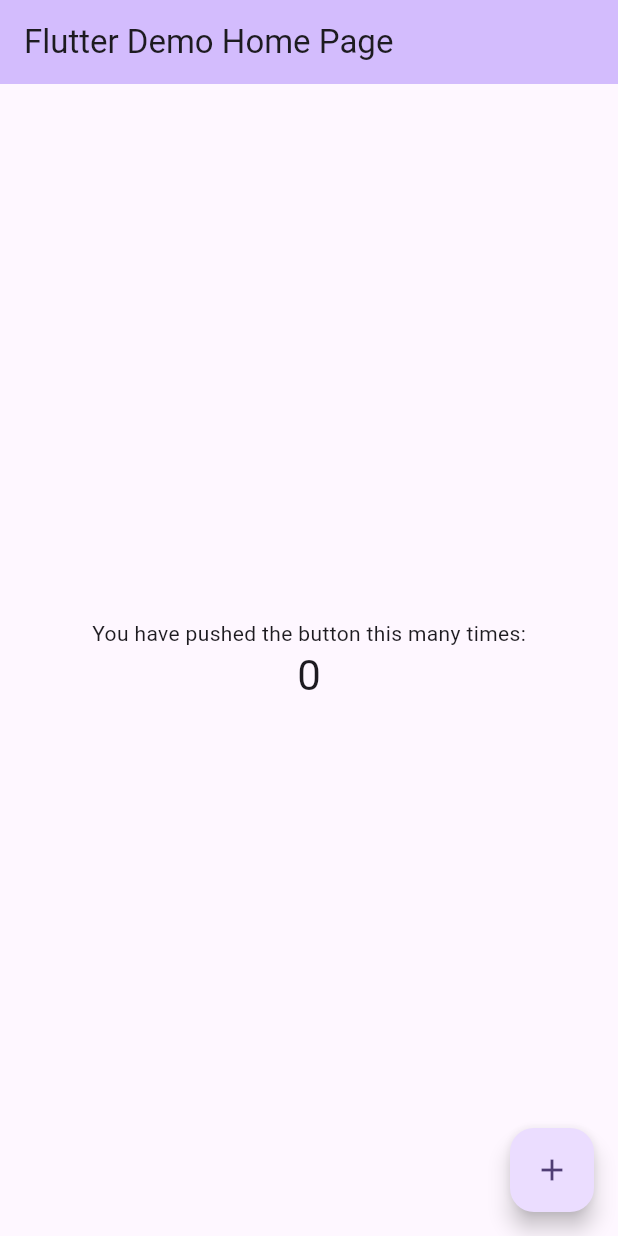
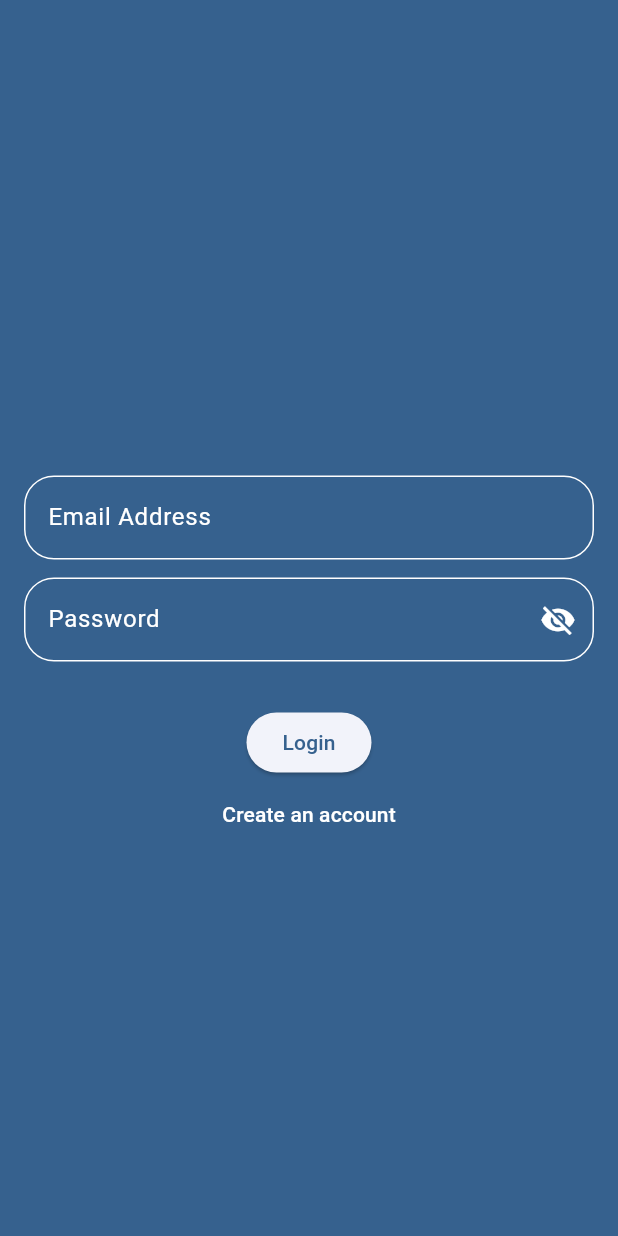
Before and after one commit to Dev-king-coder/zr, a Flutter app: the screen it shows after launch, on a phone screen of 412 x 824 dp. Run offline on Flutter 3.47's test engine with Material 2 defaults, Android fonts, the phone set to English and light mode, and no system bars.

Commit message:
added auth form ui

```diff
--- a/lib/main.dart
+++ b/lib/main.dart
@@ -1,4 +1,5 @@
 import 'package:flutter/material.dart';
+import '../screens/auth.dart';
 
 void main() {
   runApp(const MyApp());
@@ -11,115 +12,12 @@ class MyApp extends StatelessWidget {
   @override
   Widget build(BuildContext context) {
     return MaterialApp(
-      title: 'Flutter Demo',
+      title: 'ZR-App',
       theme: ThemeData(
-        // This is the theme of your application.
-        //
-        // TRY THIS: Try running your application with "flutter run". You'll see
-        // the application has a blue toolbar. Then, without quitting the app,
-        // try changing the seedColor in the colorScheme below to Colors.green
-        // and then invoke "hot reload" (save your changes or press the "hot
-        // reload" button in a Flutter-supported IDE, or press "r" if you used
-        // the command line to start the app).
-        //
-        // Notice that the counter didn't reset back to zero; the application
-        // state is not lost during the reload. To reset the state, use hot
-        // restart instead.
-        //
-        // This works for code too, not just values: Most code changes can be
-        // tested with just a hot reload.
-        colorScheme: ColorScheme.fromSeed(seedColor: Colors.deepPurple),
+        colorScheme: ColorScheme.fromSeed(seedColor: Colors.blue),
         useMaterial3: true,
       ),
-      home: const MyHomePage(title: 'Flutter Demo Home Page'),
+      home: const AuthScreen(),
     );
   }
 }
-
-class MyHomePage extends StatefulWidget {
-  const MyHomePage({super.key, required this.title});
-
-  // This widget is the home page of your application. It is stateful, meaning
-  // that it has a State object (defined below) that contains fields that affect
-  // how it looks.
-
-  // This class is the configuration for the state. It holds the values (in this
-  // case the title) provided by the parent (in this case the App widget) and
-  // used by the build method of the State. Fields in a Widget subclass are
-  // always marked "final".
-
-  final String title;
-
-  @override
-  State<MyHomePage> createState() => _MyHomePageState();
-}
-
-class _MyHomePageState extends State<MyHomePage> {
-  int _counter = 0;
-
-  void _incrementCounter() {
-    setState(() {
-      // This call to setState tells the Flutter framework that something has
-      // changed in this State, which causes it to rerun the build method below
-      // so that the display can reflect the updated values. If we changed
-      // _counter without calling setState(), then the build method would not be
-      // called again, and so nothing would appear to happen.
-      _counter++;
-    });
-  }
-
-  @override
-  Widget build(BuildContext context) {
-    // This method is rerun every time setState is called, for instance as done
-    // by the _incrementCounter method above.
-    //
-    // The Flutter framework has been optimized to make rerunning build methods
-    // fast, so that you can just rebuild anything that needs updating rather
-    // than having to individually change instances of widgets.
-    return Scaffold(
-      appBar: AppBar(
-        // TRY THIS: Try changing the color here to a specific color (to
-        // Colors.amber, perhaps?) and trigger a hot reload to see the AppBar
-        // change color while the other colors stay the same.
-        backgroundColor: Theme.of(context).colorScheme.inversePrimary,
-        // Here we take the value from the MyHomePage object that was created by
-        // the App.build method, and use it to set our appbar title.
-        title: Text(widget.title),
-      ),
-      body: Center(
-        // Center is a layout widget. It takes a single child and positions it
-        // in the middle of the parent.
-        child: Column(
-          // Column is also a layout widget. It takes a list of children and
-          // arranges them vertically. By default, it sizes itself to fit its
-          // children horizontally, and tries to be as tall as its parent.
-          //
-          // Column has various properties to control how it sizes itself and
-          // how it positions its children. Here we use mainAxisAlignment to
-          // center the children vertically; the main axis here is the vertical
-          // axis because Columns are vertical (the cross axis would be
-          // horizontal).
-          //
-          // TRY THIS: Invoke "debug painting" (choose the "Toggle Debug Paint"
-          // action in the IDE, or press "p" in the console), to see the
-          // wireframe for each widget.
-          mainAxisAlignment: MainAxisAlignment.center,
-          children: <Widget>[
-            const Text(
-              'You have pushed the button this many times:',
-            ),
-            Text(
-              '$_counter',
-              style: Theme.of(context).textTheme.headlineMedium,
-            ),
-          ],
-        ),
-      ),
-      floatingActionButton: FloatingActionButton(
-        onPressed: _incrementCounter,
-        tooltip: 'Increment',
-        child: const Icon(Icons.add),
-      ), // This trailing comma makes auto-formatting nicer for build methods.
-    );
-  }
-}
--- /dev/null
+++ b/lib/screens/auth.dart
@@ -0,0 +1,158 @@
+import 'package:flutter/material.dart';
+
+class AuthScreen extends StatefulWidget {
+  const AuthScreen({super.key});
+
+  @override
+  State<AuthScreen> createState() => _AuthScreenState();
+}
+
+class _AuthScreenState extends State<AuthScreen> {
+  bool _isLogin = true;
+  bool _passwordVisibility = false;
+  @override
+  Widget build(BuildContext context) {
+    return Scaffold(
+      backgroundColor: Theme.of(context).colorScheme.primary,
+      body: Center(
+        child: SingleChildScrollView(
+          child: Column(
+            mainAxisAlignment: MainAxisAlignment.center,
+            children: [
+              Container(
+                margin: const EdgeInsets.only(
+                    top: 30, bottom: 30, left: 20, right: 20),
+                width: 200,
+              ),
+              SingleChildScrollView(
+                child: Padding(
+                  padding: const EdgeInsets.all(16),
+                  child: Form(
+                      child: Column(
+                    mainAxisAlignment: MainAxisAlignment.center,
+                    children: [
+                      TextFormField(
+                        decoration: InputDecoration(
+                          labelText: 'Email Address',
+                          labelStyle: TextStyle(
+                            color: Theme.of(context).colorScheme.onPrimary,
+                          ),
+                          enabledBorder: OutlineInputBorder(
+                            borderRadius: BorderRadius.circular(20),
+                            borderSide: BorderSide(
+                              color: Theme.of(context).colorScheme.onPrimary,
+                            ),
+                          ),
+                          errorBorder: OutlineInputBorder(
+                            borderRadius: BorderRadius.circular(20),
+                            borderSide: BorderSide(
+                              color: Theme.of(context).colorScheme.error,
+                            ),
+                          ),
+                          focusedErrorBorder: OutlineInputBorder(
+                            borderSide: BorderSide(
+                              color: Theme.of(context).colorScheme.error,
+                            ),
+                          ),
+                          focusedBorder: OutlineInputBorder(
+                            borderSide: BorderSide(
+                              color: Theme.of(context).colorScheme.onPrimary,
+                            ),
+                          ),
+                        ),
+                        keyboardType: TextInputType.emailAddress,
+                        autocorrect: false,
+                        textCapitalization: TextCapitalization.none,
+                      ),
+                      const SizedBox(
+                        height: 12,
+                      ),
+                      TextFormField(
+                        cursorColor: Theme.of(context).colorScheme.onPrimary,
+                        obscureText: !_passwordVisibility,
+                        style: TextStyle(
+                          color: Theme.of(context).colorScheme.onPrimary,
+                        ),
+                        decoration: InputDecoration(
+                          suffixIcon: _passwordVisibility
+                              ? IconButton(
+                                  icon: const Icon(
+                                    Icons.visibility,
+                                    color: Colors.white,
+                                  ),
+                                  onPressed: () {
+                                    setState(() {
+                                      _passwordVisibility = false;
+                                    });
+                                  },
+                                )
+                              : IconButton(
+                                  icon: const Icon(
+                                    Icons.visibility_off,
+                                    color: Colors.white,
+                                  ),
+                                  onPressed: () {
+                                    setState(() {
+                                      _passwordVisibility = true;
+                                    });
+                                  },
+                                ),
+                          labelStyle: TextStyle(
+                            color: Theme.of(context).colorScheme.onPrimary,
+                          ),
+                          labelText: "Password",
+                          enabledBorder: OutlineInputBorder(
+                            borderRadius: BorderRadius.circular(20),
+                            borderSide: BorderSide(
+                              color: Theme.of(context).colorScheme.onPrimary,
+                            ),
+                          ),
+                          errorBorder: OutlineInputBorder(
+                            borderRadius: BorderRadius.circular(20),
+                            borderSide: BorderSide(
+                              color: Theme.of(context).colorScheme.error,
+                            ),
+                          ),
+                          focusedErrorBorder: OutlineInputBorder(
+                            borderSide: BorderSide(
+                              color: Theme.of(context).colorScheme.error,
+                            ),
+                          ),
+                          focusedBorder: OutlineInputBorder(
+                            borderSide: BorderSide(
+                              color: Theme.of(context).colorScheme.onPrimary,
+                            ),
+                          ),
+                        ),
+                      ),
+                      const SizedBox(height: 30),
+                      ElevatedButton(
+                        onPressed: () {},
+                        child: Text(_isLogin ? "Login" : "SignUp"),
+                      ),
+                      TextButton(
+                        onPressed: () {
+                          setState(() {
+                            _isLogin = !_isLogin;
+                          });
+                        },
+                        child: Text(
+                          _isLogin
+                              ? 'Create an account'
+                              : 'I already have an account',
+                          style: TextStyle(
+                            color: Theme.of(context).colorScheme.onPrimary,
+                          ),
+                        ),
+                      ),
+                    ],
+                  )),
+                ),
+              ),
+            ],
+          ),
+        ),
+      ),
+    );
+  }
+}
```
